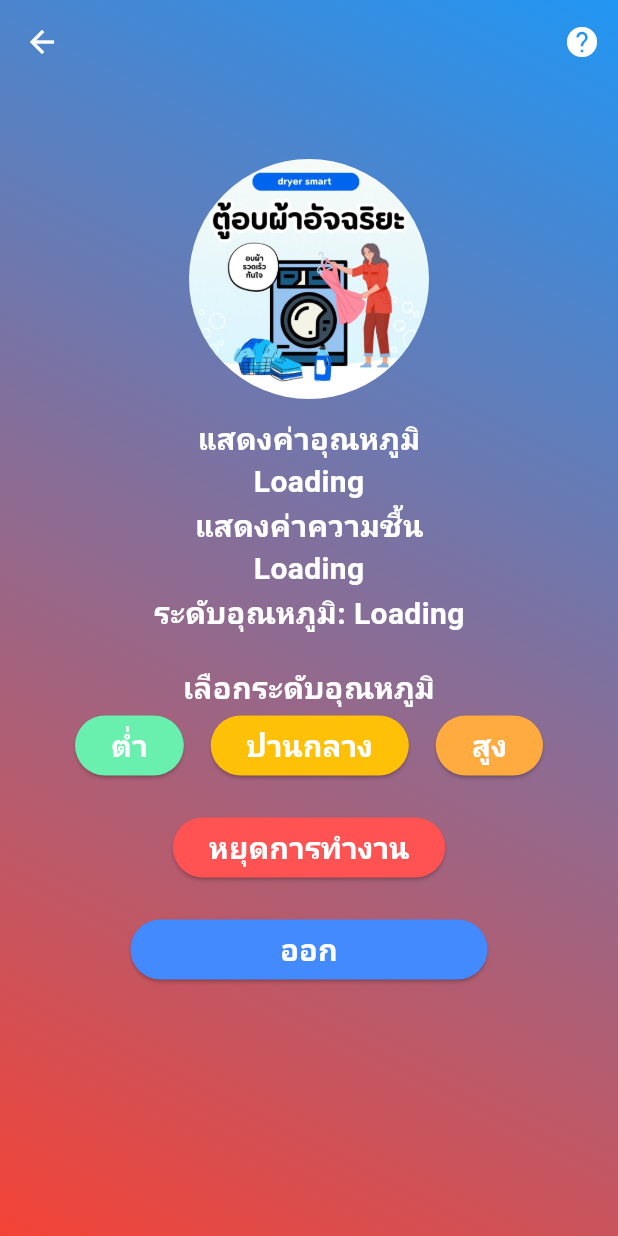
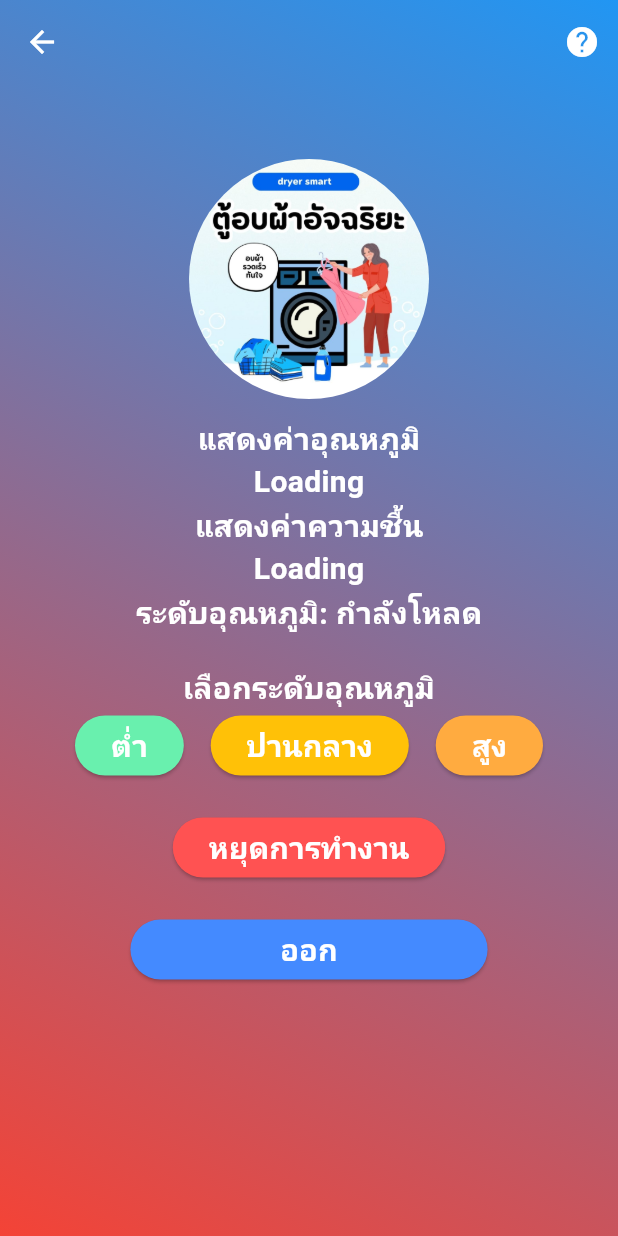
Before and after one commit to Lenilk/Tuxbpha, a Flutter app: the MyHomePage screen opened directly, on a phone screen of 412 x 824 dp. Run offline on Flutter 3.47's test engine with Material 3 defaults, Android fonts, the phone set to English and light mode, and no system bars; network calls fail.

```diff
--- a/lib/page/homepage.dart
+++ b/lib/page/homepage.dart
@@ -23,6 +23,15 @@ class _MyHomePageState extends State<MyHomePage> {
   String? HumidVal = "Loading";
   String? TempVal = "Loading";
   String? state = "Loading";
+  String stateInThai(String data){
+    switch(data){
+      case "LOW": return "ต่ำ";
+      case "MEDIUM": return "ปานกลาง";
+      case "HIGH": return "สูง";
+      case "DOWN": return "หยุดการทำงาน";
+      default: return "กำลังโหลด";
+    }
+  }
   void fetchHumid() async {
     final res = await http.get(Uri.parse(
         'https://api.anto.io/channel/get/u6xuDlZyHCPHLDwRKhpOZA8SnZOjps0KMI51krgc/DHTTest/DHT21'));
@@ -165,7 +174,7 @@ class _MyHomePageState extends State<MyHomePage> {
                     myText("$TempVal"),
                     myText("แสดงค่าความชื้น"),
                     myText("$HumidVal"),
-                    myText('ระดับอุณหภูมิ: $state'),
+                    myText('ระดับอุณหภูมิ: ${stateInThai(state??"Loading")}'),
                   ],
                 ),
               ),
--- a/lib/page/loginpage.dart
+++ b/lib/page/loginpage.dart
@@ -1,6 +1,5 @@
 import 'package:flutter/material.dart';
 import 'package:dryer_smart/page/homepage.dart';
-import 'package:shared_preferences/shared_preferences.dart';
 import 'package:dryer_smart/components/icon_widget.dart';
 class LoginPage extends StatefulWidget {
   const LoginPage({super.key});
```
Also changed, not shown: pubspec.lock, 1 other file.
